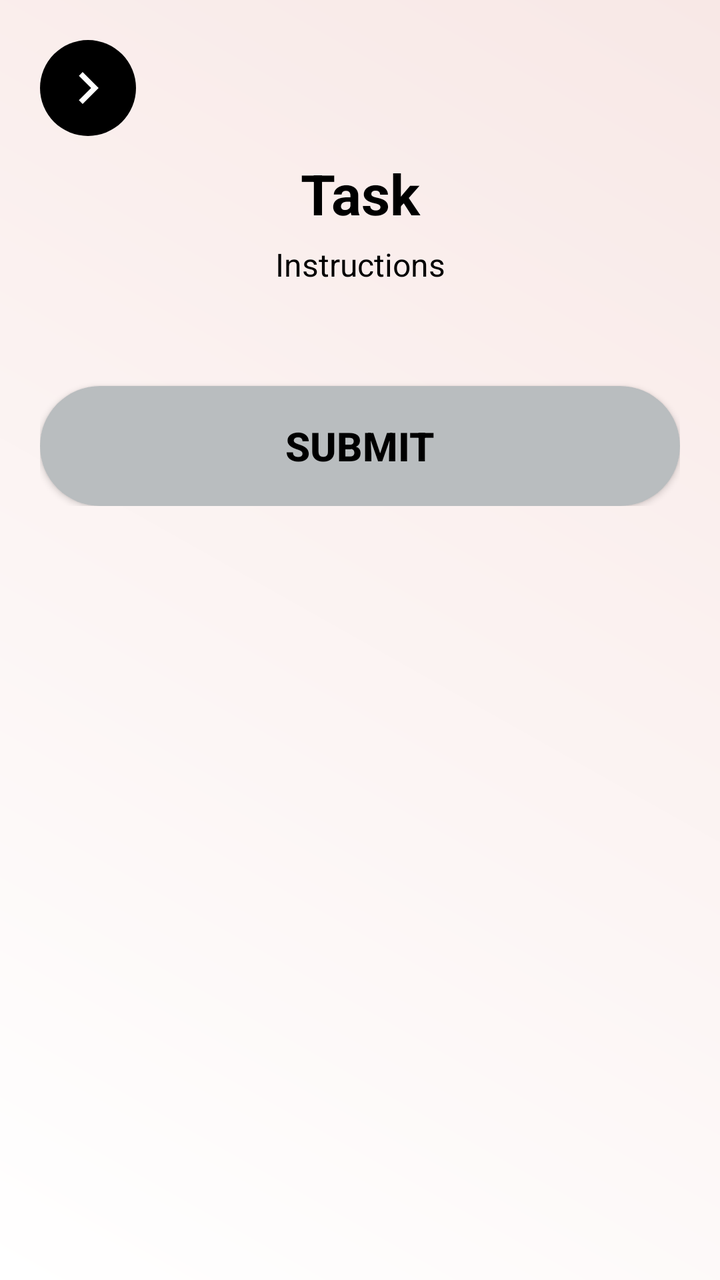
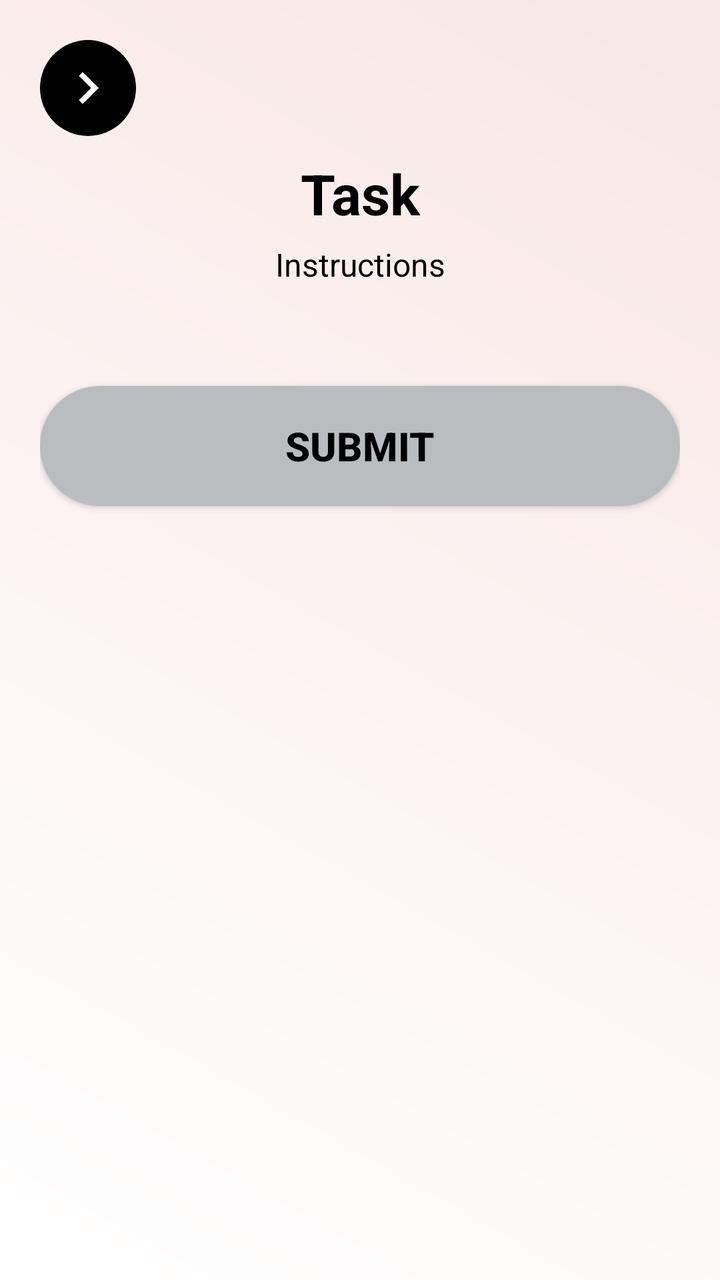

The first picture is an Android layout as it rendered before a commit; the second is the same layout after the commit. The layout source and the unified diff follow.
<!-- AndroidManifest.xml: application theme Theme.CogniSync -->
<!-- res/layout/activity_assessment.xml -->
<?xml version="1.0" encoding="utf-8"?>
<ScrollView xmlns:android="http://schemas.android.com/apk/res/android"
    android:layout_width="match_parent"
    android:layout_height="match_parent"
    android:background="@drawable/background_gradient"
    android:fitsSystemWindows="true">

    <LinearLayout
        android:id="@+id/rootLayout"
        android:orientation="vertical"
        android:padding="20dp"
        android:layout_width="match_parent"
        android:layout_height="wrap_content">

        <ImageButton
            android:id="@+id/backButton"
            android:background="@drawable/circle_bg"
            android:layout_width="48dp"
            android:layout_height="48dp"
            android:src="@drawable/ic_arrow_back" />

        <TextView
            android:id="@+id/titleText"
            android:text="Task"
            android:textColor="#000000"
            android:textSize="28sp"
            android:textStyle="bold"
            android:gravity="center"
            android:layout_width="match_parent"
            android:layout_height="wrap_content"
            android:layout_marginTop="10dp" />

        <TextView
            android:id="@+id/instructionText"
            android:text="Instructions"
            android:textSize="16sp"
            android:textColor="#000000"
            android:gravity="center"
            android:layout_width="match_parent"
            android:layout_height="wrap_content"
            android:layout_marginTop="6dp" />

        <LinearLayout
            android:id="@+id/questionContainer"
            android:orientation="vertical"
            android:layout_width="match_parent"
            android:layout_height="wrap_content"
            android:layout_marginTop="20dp" />

        <androidx.appcompat.widget.AppCompatButton
            android:id="@+id/btnNext"
            android:text="SUBMIT"
            android:textColor="#000000"
            android:textStyle="bold"
            android:textSize="20sp"
            android:background="@drawable/btn_bg"
            android:layout_marginTop="30dp"
            android:layout_width="match_parent"
            android:layout_height="60dp" />

    </LinearLayout>
</ScrollView>
<!-- resources referenced by this layout -->
<resources>
  <!-- drawable background_gradient (drawable) -->
  <?xml version="1.0" encoding="utf-8"?>
  <shape xmlns:android="http://schemas.android.com/apk/res/android">
      <gradient
          android:angle="45"
          android:startColor="#Ffffff"
          android:endColor="#F8E8E6"
          android:type="linear" />
  </shape>
  <!-- drawable btn_bg (drawable) -->
  <shape xmlns:android="http://schemas.android.com/apk/res/android"
      android:shape="rectangle">
      <solid android:color="#B9BDBF"/>
      <corners android:radius="35dp"/>
  </shape>
  <!-- drawable circle_bg (drawable) -->
  <?xml version="1.0" encoding="utf-8"?>
  <shape xmlns:android="http://schemas.android.com/apk/res/android"
      android:shape="oval">
  
      
      <solid android:color="#000000"/>   
  
      
      <stroke
          android:width="0dp"
          android:color="#CCCCCC"/>       
  
      
  </shape>
  <!-- drawable ic_arrow_back (drawable) -->
  <vector xmlns:android="http://schemas.android.com/apk/res/android"
      android:width="32dp"
      android:height="32dp"
      android:viewportWidth="32"
      android:viewportHeight="32">
      <path
          android:fillColor="#ffffff"
          android:pathData="M11.45 22.12L17.56 16l-6.1-6.12L13.32 8l8 8-8 8-1.88-1.88Z"/>
  </vector>
  <style name="Theme.CogniSync" parent="Theme.MaterialComponents.DayNight.NoActionBar">
  
  
  
          
          <item name="android:statusBarColor">@android:color/white</item>
          <item name="android:windowLightStatusBar">true</item>
  
      </style>
</resources>

<!-- the commit's change to res/layout/activity_assessment.xml (unified diff, before → after) -->
@@ -3,7 +3,8 @@
     android:layout_width="match_parent"
     android:layout_height="match_parent"
     android:background="@drawable/background_gradient"
-    android:fitsSystemWindows="true">
+    android:fitsSystemWindows="true"
+    android:fillViewport="true">
 
     <LinearLayout
         android:id="@+id/rootLayout"
@@ -14,49 +15,50 @@
 
         <ImageButton
             android:id="@+id/backButton"
-            android:background="@drawable/circle_bg"
             android:layout_width="48dp"
             android:layout_height="48dp"
-            android:src="@drawable/ic_arrow_back" />
+            android:background="@drawable/circle_bg"
+            android:src="@drawable/ic_arrow_back"
+            android:contentDescription="Back" />
 
         <TextView
             android:id="@+id/titleText"
+            android:layout_width="match_parent"
+            android:layout_height="wrap_content"
             android:text="Task"
             android:textColor="#000000"
             android:textSize="28sp"
             android:textStyle="bold"
             android:gravity="center"
-            android:layout_width="match_parent"
-            android:layout_height="wrap_content"
             android:layout_marginTop="10dp" />
 
         <TextView
             android:id="@+id/instructionText"
+            android:layout_width="match_parent"
+            android:layout_height="wrap_content"
             android:text="Instructions"
             android:textSize="16sp"
             android:textColor="#000000"
             android:gravity="center"
-            android:layout_width="match_parent"
-            android:layout_height="wrap_content"
             android:layout_marginTop="6dp" />
 
         <LinearLayout
             android:id="@+id/questionContainer"
-            android:orientation="vertical"
             android:layout_width="match_parent"
             android:layout_height="wrap_content"
+            android:orientation="vertical"
             android:layout_marginTop="20dp" />
 
         <androidx.appcompat.widget.AppCompatButton
             android:id="@+id/btnNext"
+            android:layout_width="match_parent"
+            android:layout_height="60dp"
+            android:layout_marginTop="30dp"
             android:text="SUBMIT"
             android:textColor="#000000"
             android:textStyle="bold"
             android:textSize="20sp"
-            android:background="@drawable/btn_bg"
-            android:layout_marginTop="30dp"
-            android:layout_width="match_parent"
-            android:layout_height="60dp" />
+            android:background="@drawable/btn_bg" />
 
     </LinearLayout>
 </ScrollView>
